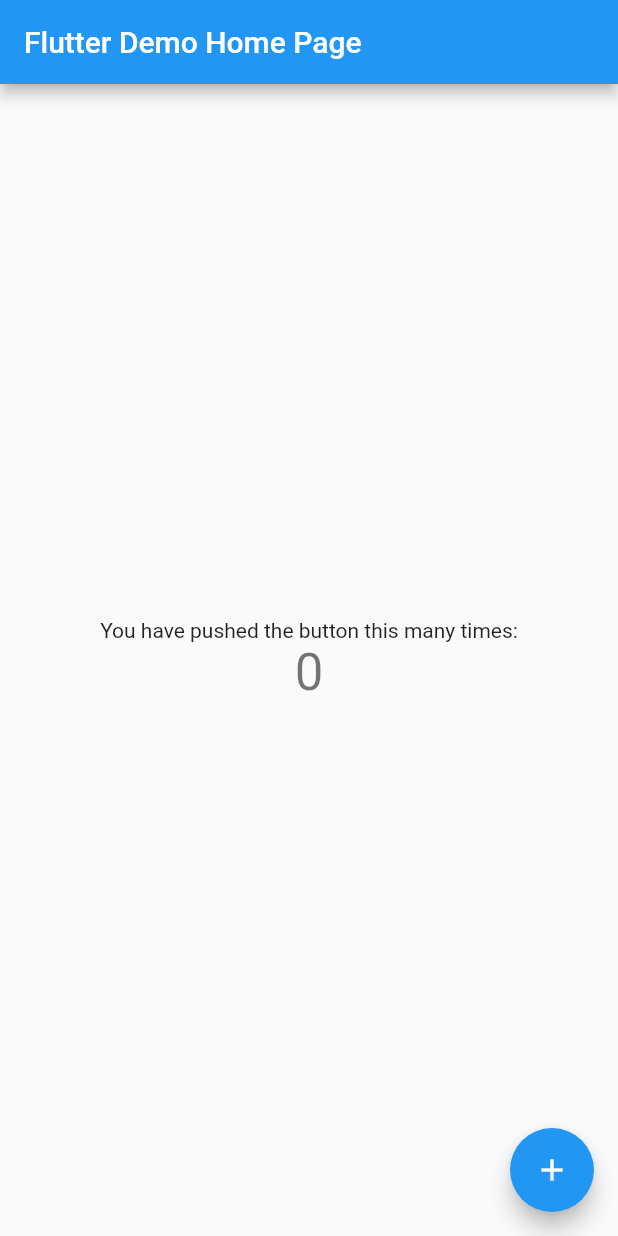
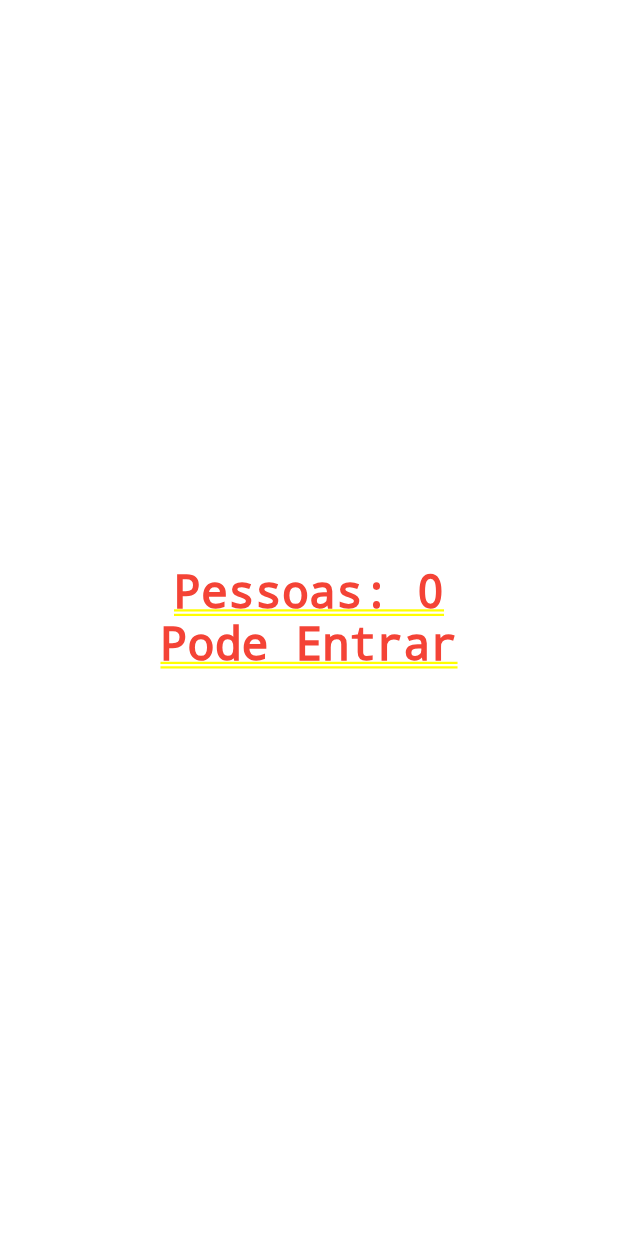
Before and after one commit to alyssonbm/ContaPessoas, a Flutter app: the screen it shows after launch, on a phone screen of 412 x 824 dp. Run offline on Flutter 3.47's test engine with Material 2 defaults, Android fonts, the phone set to English and light mode, and no system bars.

Commit message:
first elements

```diff
--- a/lib/main.dart
+++ b/lib/main.dart
@@ -1,111 +1,17 @@
 import 'package:flutter/material.dart';
 
-void main() => runApp(MyApp());
-
-class MyApp extends StatelessWidget {
-  // This widget is the root of your application.
-  @override
-  Widget build(BuildContext context) {
-    return MaterialApp(
-      title: 'Flutter Demo',
-      theme: ThemeData(
-        // This is the theme of your application.
-        //
-        // Try running your application with "flutter run". You'll see the
-        // application has a blue toolbar. Then, without quitting the app, try
-        // changing the primarySwatch below to Colors.green and then invoke
-        // "hot reload" (press "r" in the console where you ran "flutter run",
-        // or simply save your changes to "hot reload" in a Flutter IDE).
-        // Notice that the counter didn't reset back to zero; the application
-        // is not restarted.
-        primarySwatch: Colors.blue,
-      ),
-      home: MyHomePage(title: 'Flutter Demo Home Page'),
-    );
-  }
+void main(){
+  runApp(MaterialApp(
+    title: "Contador de Pessoas",
+    home: Column(
+      mainAxisAlignment: MainAxisAlignment.center,
+      children: <Widget>[
+        Text("Pessoas: 0",
+        style: TextStyle(color: Colors.red, fontSize: 30.0),
+        ),
+        Text("Pode Entrar",
+        style: TextStyle(color: Colors.red, fontSize: 30.0),
+        )
+      ],
+      ),));
 }
-
-class MyHomePage extends StatefulWidget {
-  MyHomePage({Key key, this.title}) : super(key: key);
-
-  // This widget is the home page of your application. It is stateful, meaning
-  // that it has a State object (defined below) that contains fields that affect
-  // how it looks.
-
-  // This class is the configuration for the state. It holds the values (in this
-  // case the title) provided by the parent (in this case the App widget) and
-  // used by the build method of the State. Fields in a Widget subclass are
-  // always marked "final".
-
-  final String title;
-
-  @override
-  _MyHomePageState createState() => _MyHomePageState();
-}
-
-class _MyHomePageState extends State<MyHomePage> {
-  int _counter = 0;
-
-  void _incrementCounter() {
-    setState(() {
-      // This call to setState tells the Flutter framework that something has
-      // changed in this State, which causes it to rerun the build method below
-      // so that the display can reflect the updated values. If we changed
-      // _counter without calling setState(), then the build method would not be
-      // called again, and so nothing would appear to happen.
-      _counter++;
-    });
-  }
-
-  @override
-  Widget build(BuildContext context) {
-    // This method is rerun every time setState is called, for instance as done
-    // by the _incrementCounter method above.
-    //
-    // The Flutter framework has been optimized to make rerunning build methods
-    // fast, so that you can just rebuild anything that needs updating rather
-    // than having to individually change instances of widgets.
-    return Scaffold(
-      appBar: AppBar(
-        // Here we take the value from the MyHomePage object that was created by
-        // the App.build method, and use it to set our appbar title.
-        title: Text(widget.title),
-      ),
-      body: Center(
-        // Center is a layout widget. It takes a single child and positions it
-        // in the middle of the parent.
-        child: Column(
-          // Column is also a layout widget. It takes a list of children and
-          // arranges them vertically. By default, it sizes itself to fit its
-          // children horizontally, and tries to be as tall as its parent.
-          //
-          // Invoke "debug painting" (press "p" in the console, choose the
-          // "Toggle Debug Paint" action from the Flutter Inspector in Android
-          // Studio, or the "Toggle Debug Paint" command in Visual Studio Code)
-          // to see the wireframe for each widget.
-          //
-          // Column has various properties to control how it sizes itself and
-          // how it positions its children. Here we use mainAxisAlignment to
-          // center the children vertically; the main axis here is the vertical
-          // axis because Columns are vertical (the cross axis would be
-          // horizontal).
-          mainAxisAlignment: MainAxisAlignment.center,
-          children: <Widget>[
-            Text(
-              'You have pushed the button this many times:',
-            ),
-            Text(
-              '$_counter',
-              style: Theme.of(context).textTheme.display1,
-            ),
-          ],
-        ),
-      ),
-      floatingActionButton: FloatingActionButton(
-        onPressed: _incrementCounter,
-        tooltip: 'Increment',
-        child: Icon(Icons.add),
-      ), // This trailing comma makes auto-formatting nicer for build methods.
-    );
-  }
-}
```
Also changed, not shown: 1 other file.
